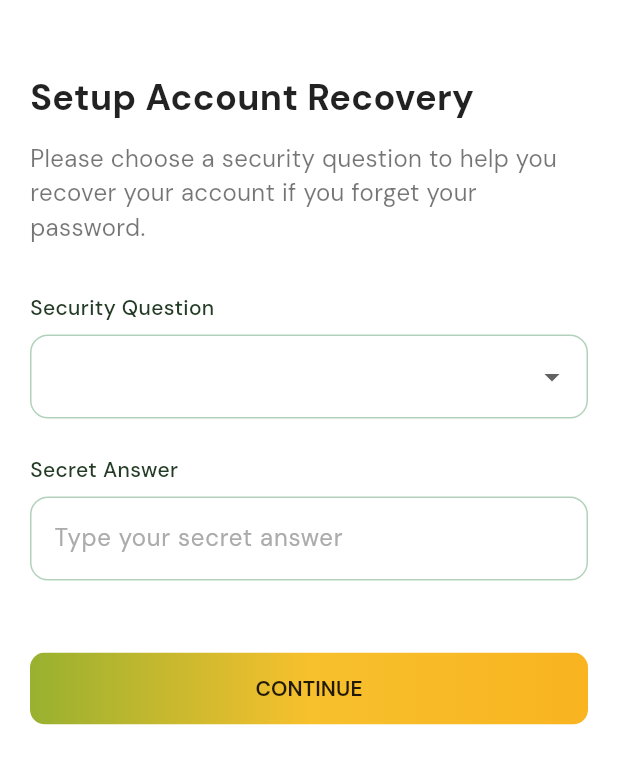
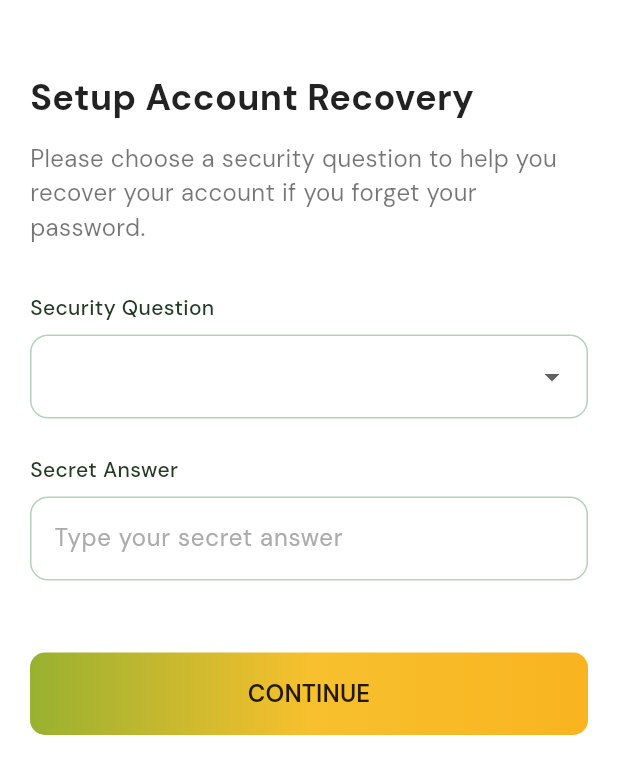
Before and after one commit to xtine-op/ikukuMVP, a Flutter app: the RecoverySetupPage screen opened by its route, on a phone screen of 412 x 824 dp. Shown: the top 774 px of the screen. Run offline on Flutter 3.47's test engine with Material 3 defaults, Android fonts, the phone set to English and light mode, and no system bars; our stand-ins replace connectivity_plus, easy_localization, flutter_markdown, flutter_svg, go_router, google_fonts and 6 more; missing offline and left inert: tutorial_coach_mark; accounts and stored records are empty; network calls fail; project files that could hold a hidden picture were left out.

Commit message:
fix disappearing button on click

```diff
--- a/lib/features/onboarding/recovery_setup_page.dart
+++ b/lib/features/onboarding/recovery_setup_page.dart
@@ -34,7 +34,6 @@ class _RecoverySetupPageState extends State<RecoverySetupPage> {
     }
 
     setState(() {
-      _isLoading = true;
       _error = null;
     });
 
@@ -64,11 +63,7 @@ class _RecoverySetupPageState extends State<RecoverySetupPage> {
         _error = e.toString();
       });
     } finally {
-      if (mounted) {
-        setState(() {
-          _isLoading = false;
-        });
-      }
+      // Loading handled by LoadingButton
     }
   }
 
@@ -144,30 +139,29 @@ class _RecoverySetupPageState extends State<RecoverySetupPage> {
                 const SizedBox(height: 48),
                 SizedBox(
                   width: double.infinity,
-                  child: LoadingButton(
-                    onPressed: _isLoading ? null : _onSave,
-                    type: LoadingButtonType.elevated,
-                    style: ElevatedButton.styleFrom(
-                      padding: EdgeInsets.zero,
-                      shape: RoundedRectangleBorder(
-                        borderRadius: BorderRadius.circular(10),
-                      ),
-                      elevation: 0,
-                    ),
-                    child: Ink(
+                  child: Container(
                     decoration: BoxDecoration(
                       gradient: CustomColors.buttonGradient,
                       borderRadius: BorderRadius.circular(10),
                     ),
-                      child: Container(
-                        alignment: Alignment.center,
-                        constraints: const BoxConstraints(minHeight: 48),
+                    child: LoadingButton(
+                      onPressed: _onSave,
+                      type: LoadingButtonType.elevated,
+                      style: ElevatedButton.styleFrom(
+                        backgroundColor: Colors.transparent,
+                        shadowColor: Colors.transparent,
+                        elevation: 0,
+                        shape: RoundedRectangleBorder(
+                          borderRadius: BorderRadius.circular(10),
+                        ),
+                        padding: const EdgeInsets.symmetric(vertical: 16),
+                      ),
                       child: Text(
                         'continue'.tr(),
                         style: const TextStyle(
                           fontWeight: FontWeight.w600,
                           color: Colors.black87,
-                          ),
+                          fontSize: 16,
                         ),
                       ),
                     ),
```
Also changed, not shown: lib/features/profile/edit_profile_page.dart (+7 -15 lines), 1 other file. Lines whose indentation alone changed are shown as unchanged.
